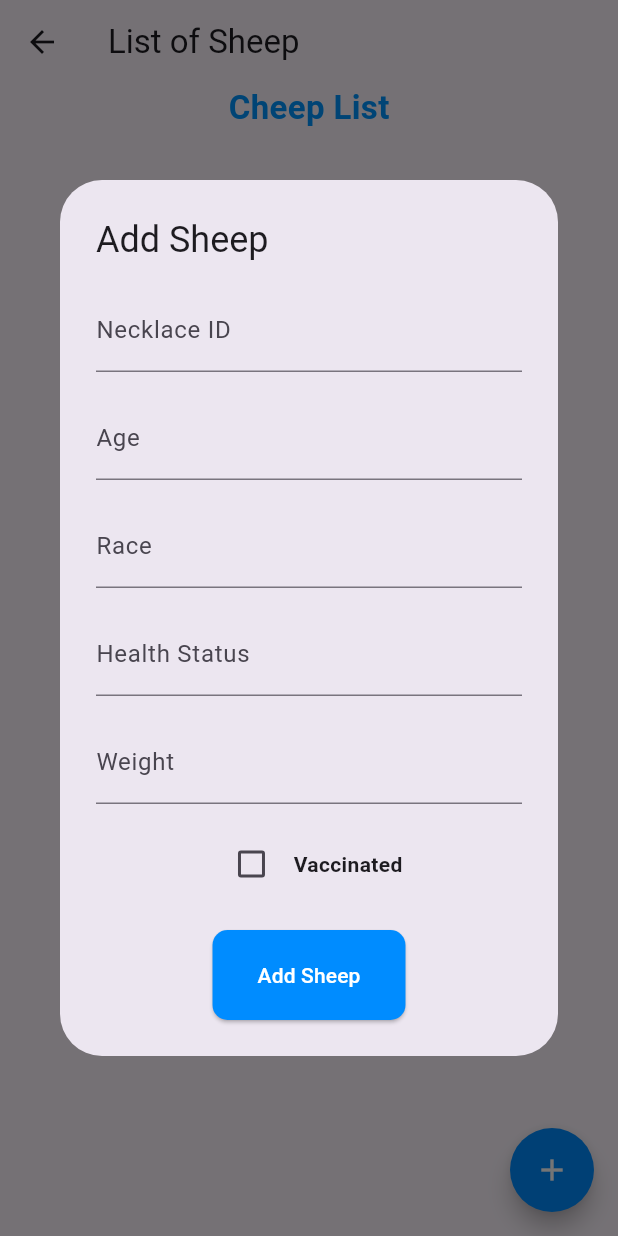
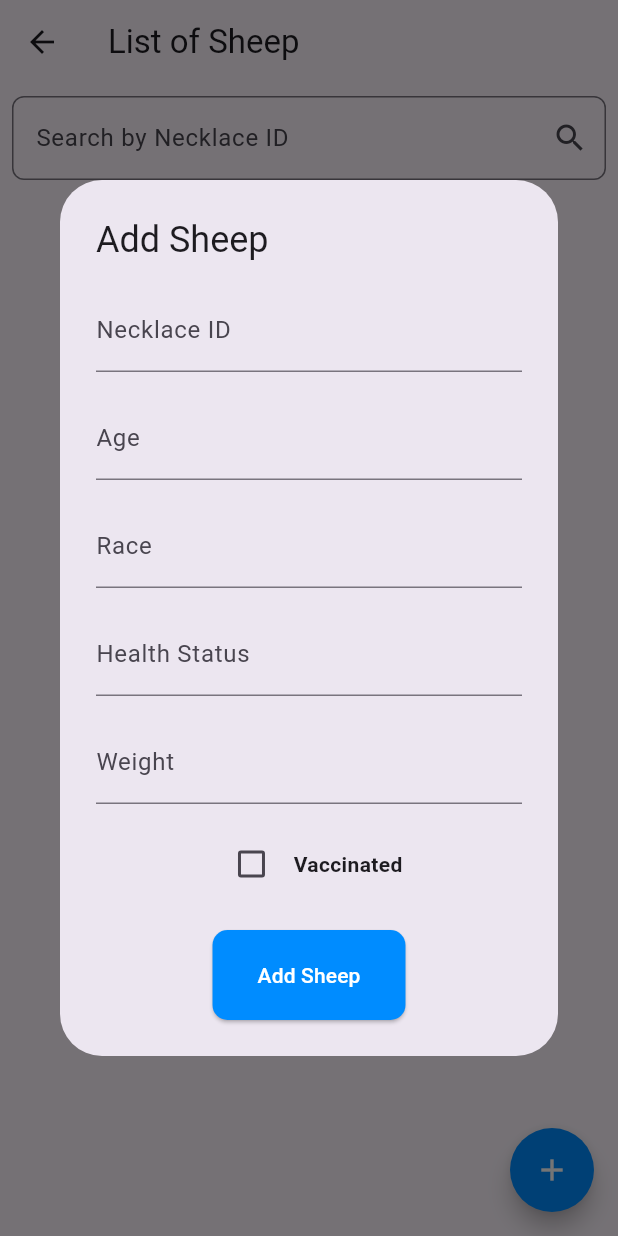
Before and after one commit to oussama117/ApplicationFlutterIot, a Flutter app: the ListOfSheepScreen screen opened directly, after a tap on the "add" icon, on a phone screen of 412 x 824 dp. Run offline on Flutter 3.47's test engine with Material 3 defaults, Android fonts, the phone set to English and light mode, and no system bars; our stand-ins replace fl_chart, shared_preferences; accounts and stored records are empty; network calls fail.

Commit message:
git commit -m "search sheeplist"

```diff
--- a/frontend/lib/screens/list_of_sheep_screen.dart
+++ b/frontend/lib/screens/list_of_sheep_screen.dart
@@ -13,12 +13,13 @@ class ListOfSheepScreen extends StatefulWidget {
 class _ListOfSheepScreenState extends State<ListOfSheepScreen> {
   final SheepService _sheepService = SheepService();
   final List<Sheep> _sheepList = [];
-
+  List<Sheep> _filteredSheepList = [];
   final TextEditingController _necklaceIDController = TextEditingController();
   final TextEditingController _ageController = TextEditingController();
   final TextEditingController _raceController = TextEditingController();
   final TextEditingController _healthStatusController = TextEditingController();
   final TextEditingController _weightController = TextEditingController();
+  final TextEditingController _searchController = TextEditingController();
 
   bool _isLoading = false;
   bool _isVaccinated = false;
@@ -27,6 +28,8 @@ class _ListOfSheepScreenState extends State<ListOfSheepScreen> {
   void initState() {
     super.initState();
     _fetchSheepList();
+    _filteredSheepList = _sheepList;
+    _searchController.addListener(_filterSheepList);
   }
 
   @override
@@ -51,6 +54,7 @@ class _ListOfSheepScreenState extends State<ListOfSheepScreen> {
       setState(() {
         _sheepList.clear();
         _sheepList.addAll(fetchedList);
+        _filteredSheepList = List.from(_sheepList);
       });
     } catch (e) {
       ScaffoldMessenger.of(context).showSnackBar(
@@ -61,6 +65,16 @@ class _ListOfSheepScreenState extends State<ListOfSheepScreen> {
         _isLoading = false;
       });
     }
+  }
+
+  void _filterSheepList() {
+    String query = _searchController.text.toLowerCase();
+    setState(() {
+      _filteredSheepList = _sheepList
+          .where((sheep) =>
+              sheep.necklaceID.toLowerCase().contains(query)) // Filter logic
+          .toList();
+    });
   }
 
   // Function to submit sheep details
@@ -446,6 +460,19 @@ class _ListOfSheepScreenState extends State<ListOfSheepScreen> {
       body: Center(
         child: Column(
           children: [
+            Padding(
+              padding: const EdgeInsets.all(8.0),
+              child: TextField(
+                controller: _searchController,
+                decoration: InputDecoration(
+                  labelText: 'Search by Necklace ID',
+                  border: OutlineInputBorder(
+                    borderRadius: BorderRadius.circular(8.0),
+                  ),
+                  suffixIcon: Icon(Icons.search),
+                ),
+              ),
+            ),
             Container(
               child: const Text(
                 "Cheep List",
@@ -463,7 +490,8 @@ class _ListOfSheepScreenState extends State<ListOfSheepScreen> {
                 ? const CircularProgressIndicator()
                 : _sheepList.isEmpty
                     ? const Text('No sheep found')
-                    : SingleChildScrollView(
+                    : Expanded(
+                        child: SingleChildScrollView(
                         child: DataTable(
                           columns: const [
                             DataColumn(
@@ -514,7 +542,7 @@ class _ListOfSheepScreenState extends State<ListOfSheepScreen> {
                                         fontWeight: FontWeight.bold,
                                         color: Color.fromARGB(255, 0, 0, 0)))),
                           ],
-                          rows: _sheepList.map((sheep) {
+                          rows: _filteredSheepList.map((sheep) {
                             return DataRow(
                               cells: [
                                 DataCell(Text(sheep.necklaceID)),
@@ -564,7 +592,7 @@ class _ListOfSheepScreenState extends State<ListOfSheepScreen> {
                             );
                           }).toList(),
                         ),
-                      ),
+                      )),
           ],
         ),
       ),
```
